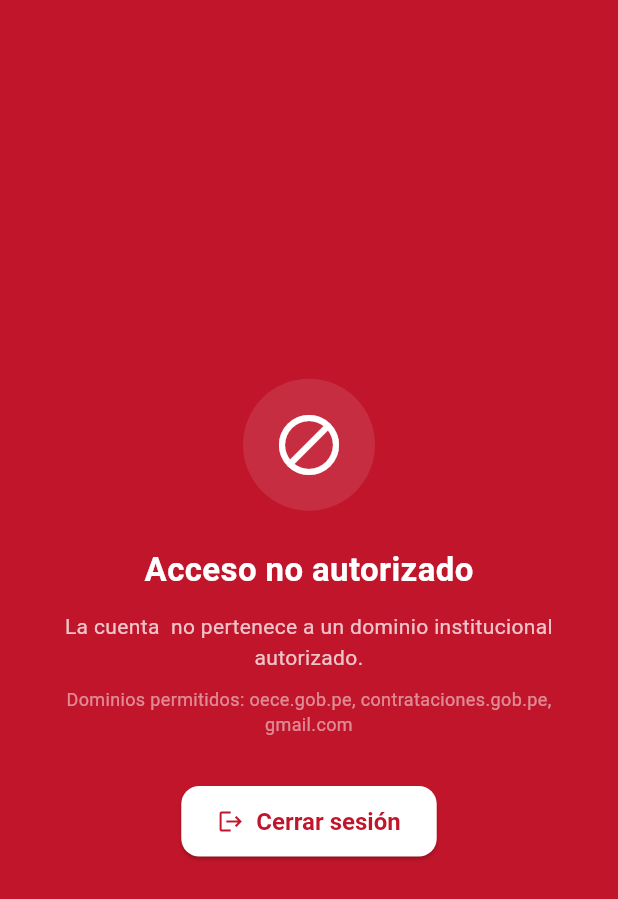
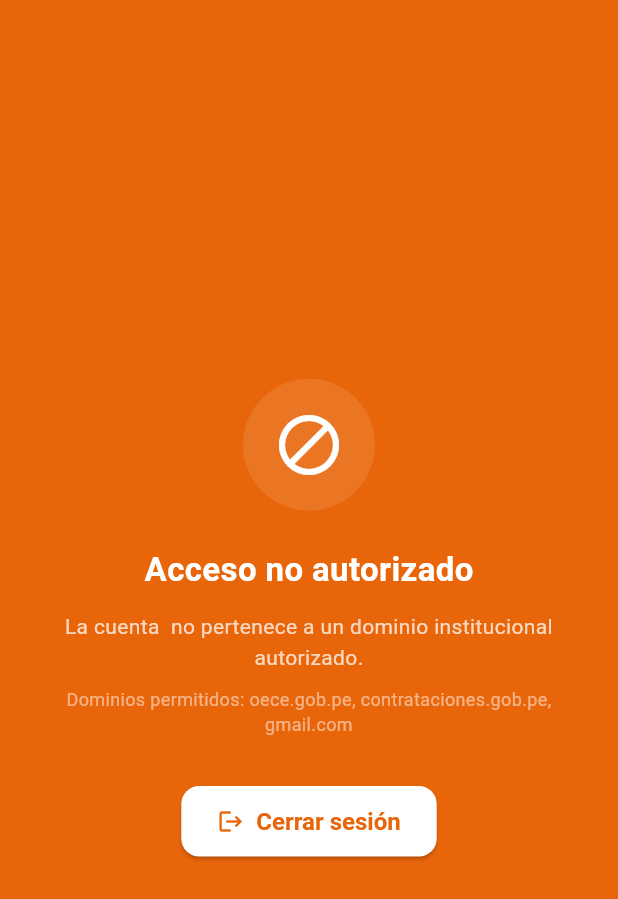
Before and after one commit to andreTYS/contoece, a Flutter app: the screen it shows once a user with an empty profile is signed in, on a phone screen of 412 x 824 dp. Shown: the top 899 px of the screen. Run offline on Flutter 3.47's test engine with Material 3 defaults, Android fonts, the phone set to English and light mode, and no system bars; our stand-ins replace cloud_firestore, file_picker, firebase_auth, firebase_core, flutter_markdown, google_sign_in; accounts and stored records are empty.

Commit message:
feat: cambiar paleta de colores a naranja (#E8650A)
Reemplaza rojo por naranja como color principal en toda la app:
- app_theme.dart: primaryRed = #E8650A, darkRed = #B84D00
- lightBlue alias -> #FFF3EA (naranja claro para fondos)
- index.html: gradiente de carga negro -> naranja

Co-Authored-By: Claude Sonnet 4.6 <noreply@anthropic.com>
Claude-Session: https://claude.ai/code/session_01NzyrCLsvY5qKqvoMKpFmku

```diff
--- a/app/lib/theme/app_theme.dart
+++ b/app/lib/theme/app_theme.dart
@@ -1,15 +1,15 @@
 import 'package:flutter/material.dart';
 
 class AppTheme {
-  // ─── Paleta Rojo / Negro / Plateado ───────────────────────────────────────
-  static const Color primaryRed    = Color(0xFFC0152A);
-  static const Color darkRed       = Color(0xFF8B0010);
+  // ─── Paleta Naranja / Negro / Gris ────────────────────────────────────────
+  static const Color primaryRed    = Color(0xFFE8650A);  // Naranja principal
+  static const Color darkRed       = Color(0xFFB84D00);  // Naranja oscuro
   static const Color black         = Color(0xFF111111);
   static const Color charcoal      = Color(0xFF1C1C1E);
   static const Color silver        = Color(0xFF9DA5AE);
   static const Color lightSilver   = Color(0xFFE1E3E6);
-  static const Color background    = Color(0xFFF3F4F6);
-  static const Color userBubble    = Color(0xFFC0152A);
+  static const Color background    = Color(0xFFF5F5F5);
+  static const Color userBubble    = Color(0xFFE8650A);
   static const Color aiBubble      = Color(0xFFFFFFFF);
   static const Color textDark      = Color(0xFF111111);
   static const Color textGray      = Color(0xFF6B7280);
@@ -18,7 +18,7 @@ class AppTheme {
   static const Color primaryBlue   = primaryRed;
   static const Color secondaryBlue = darkRed;
   static const Color accentGold    = silver;
-  static const Color lightBlue     = Color(0xFFFBECEE);
+  static const Color lightBlue     = Color(0xFFFFF3EA);
   static const Color backgroundGray = background;
 
   static ThemeData get theme {
```
Also changed, not shown: 1 other file.
